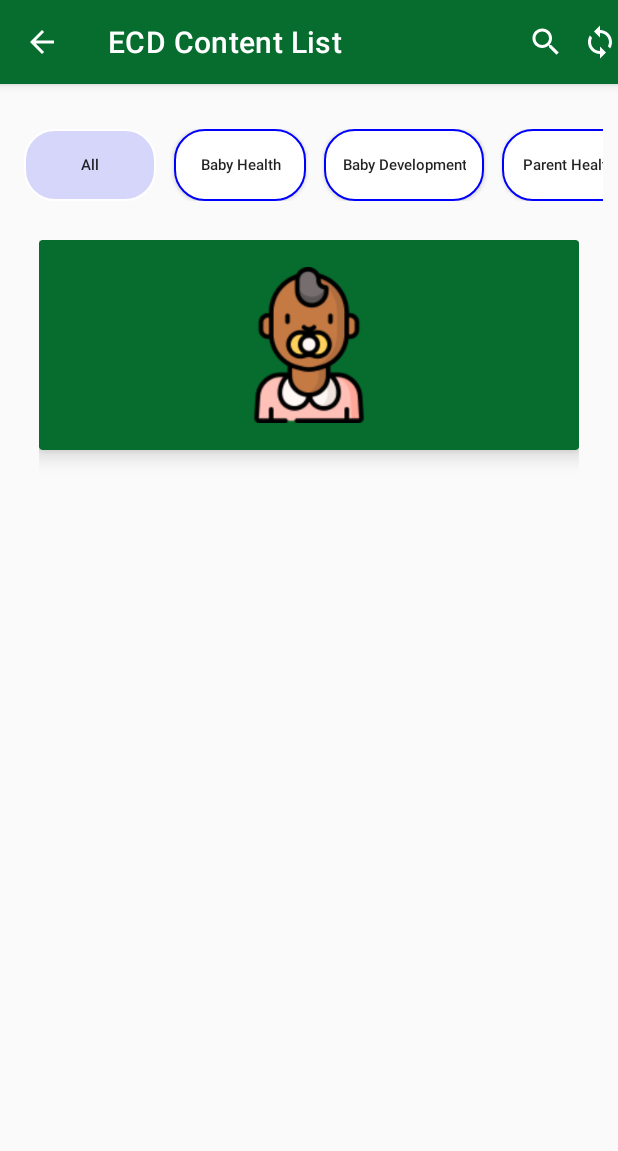
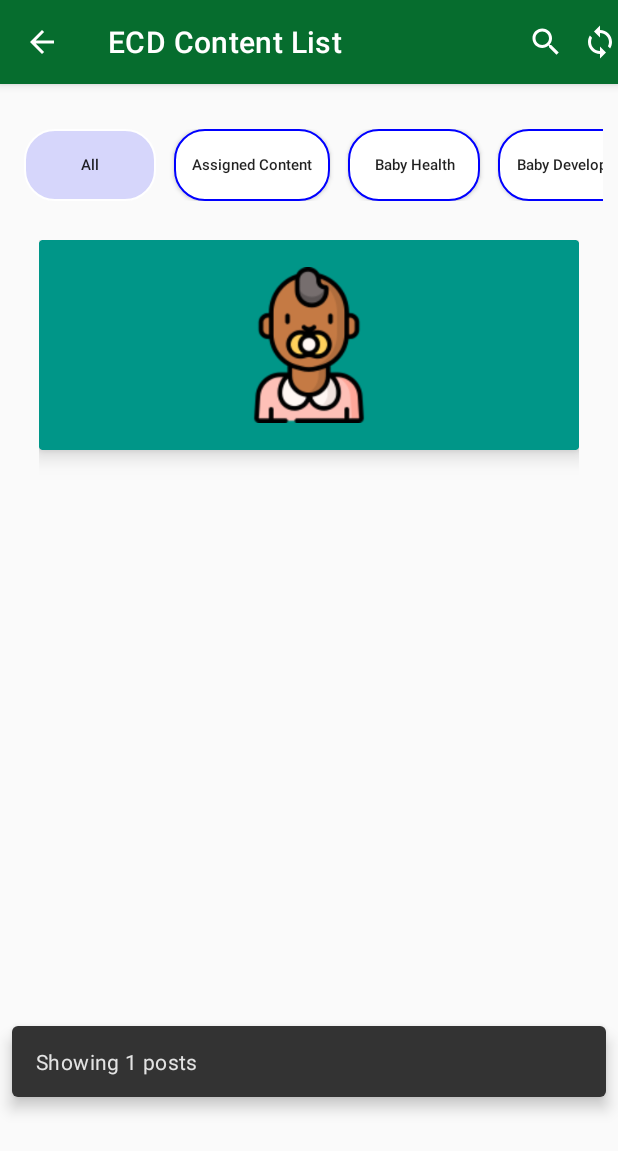
Before and after one commit to MukundiCode/ECD-App, an Android app built with Jetpack Compose: the MainActivity screen opened directly, with no data from a screen before it, after a tap on "All", on a phone screen of 412 x 824 dp. Shown: the top 1151 px of the screen. Run offline under Robolectric (Android 15) with nearby library versions, the phone set to English and light mode, and no system bars; our stand-ins replace FlexboxLayout, Room's generated code, RxJava; libraries missing offline, so code that uses them is left out: com.mysql.jdbc.

Commit message:
latest build with new videoplayer

```diff
--- a/app/build.gradle
+++ b/app/build.gradle
@@ -116,6 +116,10 @@ dependencies {
     //exoplayer video view
     implementation 'com.google.android.exoplayer:exoplayer:2.18.1'
 
+    implementation 'com.android.support:design:28.0.0'
+
+
+
 
 
 
--- a/app/src/main/java/com/example/ecd_app/MainActivity.kt
+++ b/app/src/main/java/com/example/ecd_app/MainActivity.kt
@@ -7,12 +7,15 @@ import android.content.pm.PackageManager
 import androidx.appcompat.app.AppCompatActivity
 import android.os.Bundle
 import android.view.Menu
+import android.view.View
+import android.widget.TextView
 import android.widget.Toast
 import androidx.activity.viewModels
 import androidx.appcompat.app.AlertDialog
 import androidx.appcompat.widget.AppCompatButton
 import androidx.core.app.ActivityCompat
 import androidx.core.content.ContextCompat
+import androidx.core.view.isInvisible
 import androidx.recyclerview.widget.LinearLayoutManager
 import androidx.recyclerview.widget.RecyclerView
 import com.example.ecd_app.retrofit.*
@@ -20,6 +23,7 @@ import com.example.ecd_app.room.Post
 import com.example.ecd_app.room.PostsViewModel
 import com.example.ecd_app.room.PostsViewModelFactory
 import com.google.android.material.floatingactionbutton.FloatingActionButton
+import com.google.android.material.snackbar.Snackbar
 import io.reactivex.android.schedulers.AndroidSchedulers
 import io.reactivex.disposables.CompositeDisposable
 import io.reactivex.schedulers.Schedulers
@@ -29,6 +33,7 @@ import org.jsoup.Jsoup
 class MainActivity : AppCompatActivity(), androidx.appcompat.widget.SearchView.OnQueryTextListener {
 
     private lateinit var adapter : PostListAdapter
+    private lateinit var postStatusCommunicationTV : TextView
     private val wordViewModel: PostsViewModel by viewModels {
         PostsViewModelFactory((application as ECDApplication).repository)
     }
@@ -46,6 +51,7 @@ class MainActivity : AppCompatActivity(), androidx.appcompat.widget.SearchView.O
         val categoryBtnParentHealth : AppCompatButton = findViewById(R.id.categoryParentHealth)
         val categoryBtnAssignedContent : AppCompatButton = findViewById(R.id.categoryAssignedContent)
         val recyclerView = findViewById<RecyclerView>(R.id.recyclerview)
+        postStatusCommunicationTV = findViewById(R.id.textViewPostStatus)
 
 
 
@@ -57,6 +63,8 @@ class MainActivity : AppCompatActivity(), androidx.appcompat.widget.SearchView.O
             categoryBtnAssignedContent.setBackgroundDrawable(resources.getDrawable(R.drawable.custom_button_initial))
             //need a method to change the list in the recycler view will be similar to the search methods
             allPostsDatabase()
+//            Snackbar.make(it,"This is a simple Snackbar",Snackbar.LENGTH_LONG).show()
+
         }
 
         categoryBtnBabyHealth.setOnClickListener(){
@@ -105,6 +113,9 @@ class MainActivity : AppCompatActivity(), androidx.appcompat.widget.SearchView.O
         recyclerView.adapter = adapter
         recyclerView.layoutManager = LinearLayoutManager(this)
         wordViewModel.allPosts.observe(this) { words ->
+            val rootView = window.decorView.rootView
+            Snackbar.make(rootView,"Showing ${words.size} posts ",Snackbar.LENGTH_LONG).setAnchorView(R.id.textViewanchor).show()
+
             words.let { adapter.submitList(it) }
         }
 
@@ -296,6 +307,7 @@ class MainActivity : AppCompatActivity(), androidx.appcompat.widget.SearchView.O
         if (query!=null){
             searchDatabase(query)
         }
+
         return true
     }
 
@@ -303,6 +315,7 @@ class MainActivity : AppCompatActivity(), androidx.appcompat.widget.SearchView.O
         if (query!=null){
             searchDatabase(query)
         }
+        Toast.makeText(this@MainActivity, "Showing search results", Toast.LENGTH_LONG).show()
         return true
     }
 
@@ -310,7 +323,13 @@ class MainActivity : AppCompatActivity(), androidx.appcompat.widget.SearchView.O
         val searchQuery = "%$query%"
         wordViewModel.searchDatabase(searchQuery).observe(this) { list ->
             list.let {
+                if (it.isEmpty()){
+                    postStatusCommunicationTV.visibility = View.VISIBLE
+                }else{
+                    postStatusCommunicationTV.visibility = View.INVISIBLE
+                }
                 adapter.submitList(it)
+
             }
 
         }
@@ -318,9 +337,38 @@ class MainActivity : AppCompatActivity(), androidx.appcompat.widget.SearchView.O
     }
 
     private fun getPostsByCategory(categoryQuery: String){
+        val rootView = window.decorView.rootView
+//        Snackbar.make(rootView,"This is a simple Snackbar",Snackbar.LENGTH_LONG).setAnchorView(R.id.textViewanchor).show()
+
         wordViewModel.getPostByCategory(categoryQuery).observe(this) { list ->
             list.let {
+                if (it.isEmpty()){
+                    postStatusCommunicationTV.visibility = View.VISIBLE
+                }else{
+                    postStatusCommunicationTV.visibility = View.INVISIBLE
+                }
+                if (it.size==1){
+//                    Toast.makeText(
+//                        this@MainActivity,
+//                        "Showing ${it.size} post in $categoryQuery",
+//                        Toast.LENGTH_LONG
+//                    ).show()
+                    Snackbar.make(rootView,"Showing ${it.size} post in $categoryQuery",Snackbar.LENGTH_LONG).setAnchorView(R.id.textViewanchor).show()
+
+
+                }
+                if(it.size>1) {
+//                    Toast.makeText(
+//                        this@MainActivity,
+//                        "Showing ${it.size} posts in $categoryQuery",
+//                        Toast.LENGTH_LONG
+//                    ).show()
+                    Snackbar.make(rootView,"Showing ${it.size} posts in $categoryQuery",Snackbar.LENGTH_LONG).setAnchorView(R.id.textViewanchor).show()
+
+                }
+
                 adapter.submitList(it)
+
             }
 
         }
@@ -329,6 +377,15 @@ class MainActivity : AppCompatActivity(), androidx.appcompat.widget.SearchView.O
 
     private fun allPostsDatabase(){
         wordViewModel.allPosts.observe(this) { words ->
+            if (words.isEmpty()){
+                postStatusCommunicationTV.visibility = View.VISIBLE
+            }else{
+                postStatusCommunicationTV.visibility = View.INVISIBLE
+                val rootView = window.decorView.rootView
+
+                Snackbar.make(rootView,"Showing ${words.size} posts ",Snackbar.LENGTH_LONG).setAnchorView(R.id.textViewanchor).show()
+
+            }
             words.let { adapter.submitList(it) }
         }
 
--- a/app/src/main/java/com/example/ecd_app/PostsListAdapter.kt
+++ b/app/src/main/java/com/example/ecd_app/PostsListAdapter.kt
@@ -11,6 +11,7 @@ import android.view.ViewGroup
 import android.widget.ImageView
 import android.widget.TextView
 import android.widget.Toast
+import androidx.compose.ui.graphics.Color
 import androidx.recyclerview.widget.DiffUtil
 import androidx.recyclerview.widget.ListAdapter
 import androidx.recyclerview.widget.RecyclerView
@@ -25,7 +26,7 @@ class PostListAdapter(): ListAdapter<Post, PostListAdapter.PostViewHolder>(Posts
 
     override fun onBindViewHolder(holder: PostViewHolder, position: Int) {
         val current = getItem(position)
-        holder.bind(current.postTitle, current.postContent, current.dateCreated)
+        holder.bind(current.postTitle, current.postContent, current.metaData)
         //holder.itemView.setOnClickListener(){
         //    d("clickFunction", "clicked")
         //click listener shouldnt be too bad
@@ -77,10 +78,16 @@ class PostListAdapter(): ListAdapter<Post, PostListAdapter.PostViewHolder>(Posts
         private val postImageView : ImageView = itemView.findViewById(R.id.ivPostImage)
 //        private val postDateEdit: TextView = itemView.findViewById(R.id.tvDate)
 
-        fun bind(postTitle: String?, postDescription: String?, postDate: String?) {
+        fun bind(postTitle: String?, postDescription: String?, postMetaData: String?) {
 //            postItemView.text = text
             postTitleEdit.text = postTitle
-            //postTitleDescriptionEdit.text = Resources.getSystem().getString(R.string.loremipsum)
+            when{
+                postMetaData.equals("Baby Health") -> postImageView.setImageResource(R.drawable.health)
+                postMetaData.equals("Baby Development") -> postImageView.setImageResource(R.drawable.baby)
+                postMetaData.equals("Parent Health") -> postImageView.setImageResource(R.drawable.parent)
+                postMetaData.equals("Assigned Content") -> postImageView.setImageResource(R.drawable.assigned)
+            }
+//            postTitleDescriptionEdit.text = postDescription
 //            postDateEdit.text = postDate
         }
 
--- a/app/src/main/res/layout/activity_detailed_post.xml
+++ b/app/src/main/res/layout/activity_detailed_post.xml
@@ -61,10 +61,10 @@
         app:layout_flexBasisPercent="100%">
 
         <ImageView
-            android:id="@+id/videoImageButtont"
+            android:id="@+id/videoImageButton"
             android:layout_width="match_parent"
             android:layout_height="200dp"
-            android:src="@drawable/videoButtonnn" />
+            android:src="@drawable/videobutton" />
     </com.google.android.flexbox.FlexboxLayout>
 
     <androidx.cardview.widget.CardView
--- a/app/src/main/res/layout/activity_main.xml
+++ b/app/src/main/res/layout/activity_main.xml
@@ -1,25 +1,27 @@
 <?xml version="1.0" encoding="utf-8"?>
-<androidx.constraintlayout.widget.ConstraintLayout
-    xmlns:android="http://schemas.android.com/apk/res/android"
+<androidx.constraintlayout.widget.ConstraintLayout xmlns:android="http://schemas.android.com/apk/res/android"
     xmlns:app="http://schemas.android.com/apk/res-auto"
     xmlns:tools="http://schemas.android.com/tools"
     android:layout_width="match_parent"
     android:layout_height="match_parent"
     tools:context=".MainActivity">
 
+
     <com.google.android.flexbox.FlexboxLayout
-        xmlns:android="http://schemas.android.com/apk/res/android"
-        xmlns:app="http://schemas.android.com/apk/res-auto"
-        android:layout_width="match_parent"
-        android:layout_height="match_parent"
+        android:id="@+id/flexboxLayout"
+        android:layout_width="0dp"
+        android:layout_height="0dp"
+        android:background="#FAFAFA"
+        android:padding="10dp"
+        app:alignContent="flex_start"
+        app:alignItems="center"
+        app:flexDirection="row"
         app:flexWrap="wrap"
-        app:alignItems="center"
         app:justifyContent="flex_end"
-        app:alignContent="flex_start"
-        app:flexDirection="row"
-        android:padding="10dp"
-        android:background="#FAFAFA"
-        >
+        app:layout_constraintBottom_toBottomOf="parent"
+        app:layout_constraintEnd_toEndOf="parent"
+        app:layout_constraintStart_toStartOf="parent"
+        app:layout_constraintTop_toTopOf="parent">
 
         <HorizontalScrollView
             android:id="@+id/filterScrollView"
@@ -37,23 +39,37 @@
                     android:id="@+id/categoryAll"
                     android:layout_width="wrap_content"
                     android:layout_height="wrap_content"
-                android:textSize="10dp"
                     android:layout_marginLeft="6dp"
                     android:layout_marginRight="6dp"
                     android:background="@drawable/custom_button_clicked"
                     android:text="All"
-                android:textAllCaps="false" />
+                    android:textAllCaps="false"
+                    android:textSize="10dp" />
+
+                <androidx.appcompat.widget.AppCompatButton
+                    android:id="@+id/categoryAssignedContent"
+                    android:layout_width="wrap_content"
+                    android:layout_height="wrap_content"
+                    android:layout_marginLeft="6dp"
+                    android:layout_marginRight="6dp"
+                    android:background="@drawable/custom_button_initial"
+                    android:padding="12dp"
+                    android:text="Assigned Content"
+                    android:textAllCaps="false"
+                    android:textSize="10dp">
+
+                </androidx.appcompat.widget.AppCompatButton>
 
                 <androidx.appcompat.widget.AppCompatButton
                     android:id="@+id/categoryBabyHealth"
                     android:layout_width="wrap_content"
                     android:layout_height="wrap_content"
-                android:textSize="10dp"
                     android:layout_marginLeft="6dp"
                     android:layout_marginRight="6dp"
                     android:background="@drawable/custom_button_initial"
                     android:text="Baby Health"
-                android:textAllCaps="false">
+                    android:textAllCaps="false"
+                    android:textSize="10dp">
 
                 </androidx.appcompat.widget.AppCompatButton>
 
@@ -61,14 +77,14 @@
                     android:id="@+id/categoryBabyDevelopment"
                     android:layout_width="wrap_content"
                     android:layout_height="wrap_content"
-                android:textSize="10dp"
-                android:padding="12dp"
-
                     android:layout_marginLeft="6dp"
                     android:layout_marginRight="6dp"
+
                     android:background="@drawable/custom_button_initial"
+                    android:padding="12dp"
                     android:text="Baby Development"
-                android:textAllCaps="false">
+                    android:textAllCaps="false"
+                    android:textSize="10dp">
 
                 </androidx.appcompat.widget.AppCompatButton>
 
@@ -76,28 +92,16 @@
                     android:id="@+id/categoryParentHealth"
                     android:layout_width="wrap_content"
                     android:layout_height="wrap_content"
-                android:textSize="10dp"
                     android:layout_marginLeft="6dp"
                     android:layout_marginRight="6dp"
                     android:background="@drawable/custom_button_initial"
                     android:text="Parent Health"
-                android:textAllCaps="false">
+                    android:textAllCaps="false"
+                    android:textSize="10dp">
 
                 </androidx.appcompat.widget.AppCompatButton>
 
-            <androidx.appcompat.widget.AppCompatButton
-                android:id="@+id/categoryAssignedContent"
-                android:layout_width="wrap_content"
-                android:layout_height="wrap_content"
-                android:textSize="10dp"
-                android:padding="12dp"
-                android:layout_marginLeft="6dp"
-                android:layout_marginRight="6dp"
-                android:background="@drawable/custom_button_initial"
-                android:text="Assigned Content"
-                android:textAllCaps="false">
 
-            </androidx.appcompat.widget.AppCompatButton>
             </LinearLayout>
         </HorizontalScrollView>
 
@@ -107,7 +111,41 @@
             android:layout_height="600dp"
             android:padding="@dimen/big_padding"
             tools:listitem="@layout/recyclerview_item" />
+    </com.google.android.flexbox.FlexboxLayout>
+
+    <TextView
+        android:id="@+id/textViewPostStatus"
+        android:layout_width="wrap_content"
+        android:layout_height="wrap_content"
+
+        android:text="No content in this category"
+        android:visibility="invisible"
+        app:layout_alignSelf="center"
+        app:layout_constraintBottom_toBottomOf="parent"
+        app:layout_constraintEnd_toEndOf="parent"
+        app:layout_constraintHorizontal_bias="0.497"
+        app:layout_constraintStart_toStartOf="parent"
+        app:layout_constraintTop_toTopOf="parent"
+        app:layout_constraintVertical_bias="0.463">
+
+    </TextView>
+
+    <TextView
+        android:id="@+id/textViewanchor"
+        android:layout_width="wrap_content"
+        android:layout_height="wrap_content"
+
+        android:text="No content in this category"
+        android:visibility="invisible"
+        app:layout_alignSelf="baseline"
+        app:layout_constraintBottom_toBottomOf="parent"
+        app:layout_constraintEnd_toEndOf="parent"
+        app:layout_constraintHorizontal_bias="0.065"
+        app:layout_constraintStart_toStartOf="parent"
+        app:layout_constraintTop_toTopOf="parent"
+        app:layout_constraintVertical_bias="0.913">
+
+    </TextView>
 
 
-    </com.google.android.flexbox.FlexboxLayout>
 </androidx.constraintlayout.widget.ConstraintLayout>
--- a/app/src/main/res/layout/recyclerview_item.xml
+++ b/app/src/main/res/layout/recyclerview_item.xml
@@ -19,13 +19,13 @@
         app:flexDirection="row"
         >
         <androidx.cardview.widget.CardView
-            android:background="#066D2E"
+            android:background="#009688"
             android:layout_width="match_parent"
             android:layout_height="match_parent"
             app:layout_flexBasisPercent="30%"
             app:cardElevation="8dp"
             android:id="@+id/ivArticleCard"
-            app:cardBackgroundColor="#066D2E"
+            app:cardBackgroundColor="#009688"
             >
             <ImageView
                 android:id="@+id/ivPostImage"
```
Also changed, not shown: app/src/main/java/com/example/ecd_app/DetailedPostActivity.kt (+10 -8 lines), app/src/main/java/com/example/ecd_app/MapActivity.kt (+5 -5 lines), app/src/main/res/drawable/videobutton.png (renamed from app/src/main/res/drawable/videoButtonnn.png). Lines whose indentation alone changed are shown as unchanged.
